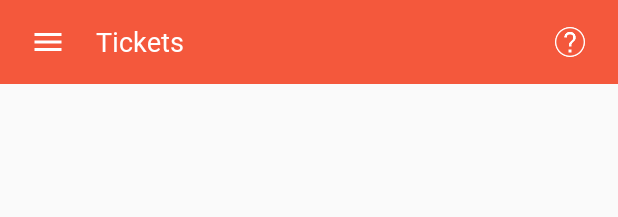
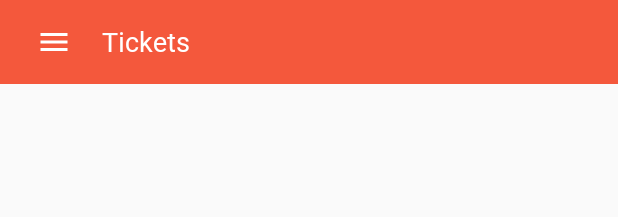
Before and after one commit to AnalogIO/Analog_Android, an Android app: the layout activity_tickets.xml on its own in the app's theme, with its tools: preview values and no code run, on a phone screen of 412 x 824 dp. Shown: the top 217 px of the screen. Run offline under Robolectric (Android 15) with nearby library versions, the phone set to English and light mode, and no system bars; network calls fail.

```diff
--- a/app/src/debug/res/values/links.xml
+++ b/app/src/debug/res/values/links.xml
@@ -1,4 +1,4 @@
 <?xml version="1.0" encoding="utf-8"?>
 <resources>
-    <string name="baseUrl">http://frederikjorgensen.dk/coffeecard/api/v1</string>
+    <string name="baseUrl">https://analogio.dk/beta/clippy/api/v1/</string>
 </resources>
--- a/app/src/main/java/dk/analog/digitalclipcard/backend/BackendService.kt
+++ b/app/src/main/java/dk/analog/digitalclipcard/backend/BackendService.kt
@@ -2,7 +2,9 @@ package dk.analog.digitalclipcard.backend
 
 import dk.analog.digitalclipcard.login.Login
 import dk.analog.digitalclipcard.login.LoginResponse
+import dk.analog.digitalclipcard.login.RegisterInfo
 import dk.analog.digitalclipcard.profile.AccountResponse
+import okhttp3.ResponseBody
 import retrofit2.Call
 import retrofit2.http.Body
 import retrofit2.http.GET
@@ -12,8 +14,8 @@ interface BackendService {
     @POST("account/login")
     fun login(@Body login: Login): Call<LoginResponse>
 
-    /*@POST("account/register")
-    fun registerUser(@Body user: Register): Call<MessageResponse>*/
+    @POST("account/register")
+    fun registerUser(@Body registerInfo: RegisterInfo): Call<ResponseBody>
 
     @GET("Account")
     fun getAccountDetails() : Call<AccountResponse>
--- a/app/src/main/java/dk/analog/digitalclipcard/login/LoginRepository.kt
+++ b/app/src/main/java/dk/analog/digitalclipcard/login/LoginRepository.kt
@@ -5,13 +5,19 @@ import dk.analog.digitalclipcard.backend.ApiResponse
 import dk.analog.digitalclipcard.backend.getBackendServiceInstance
 import dk.analog.digitalclipcard.backend.makeCall
 import dk.analog.digitalclipcard.base.BaseApplication
+import okhttp3.ResponseBody
 
 data class Login(val email: String, val password: String, val version: String = BuildConfig.VERSION_NAME)
 data class LoginResponse(val token: String)
+data class RegisterInfo(val email: String, val name: String, val pin: String, val programmeId: Int)
 
 object LoginRepository {
 
     fun login(email: String, pin: String, onResponse: (ApiResponse<LoginResponse>) -> Unit) {
         getBackendServiceInstance(BaseApplication.context).login(Login(email, pin)).makeCall { onResponse(it) }
     }
+
+    fun register(email: String, name: String, pin: String, onResponse: (ApiResponse<ResponseBody>) -> Unit) {
+        getBackendServiceInstance(BaseApplication.context).registerUser(RegisterInfo(email, name, pin, 0)).makeCall { onResponse(it) }
+    }
 }
--- a/app/src/main/java/dk/analog/digitalclipcard/ui/CustomToolbar.kt
+++ b/app/src/main/java/dk/analog/digitalclipcard/ui/CustomToolbar.kt
@@ -4,7 +4,6 @@ import android.content.Context
 import android.util.AttributeSet
 import android.view.View
 import android.widget.RelativeLayout
-import androidx.annotation.DrawableRes
 import dk.analog.digitalclipcard.R
 import kotlinx.android.synthetic.main.custom_toolbar.view.*
 
@@ -23,7 +22,6 @@ class CustomToolbar @JvmOverloads constructor(context: Context, attrs: Attribute
         ).apply {
             try {
                 setToolbarTitle(getString(R.styleable.CustomToolbar_toolbarTitle))
-                setIcon(getResourceId(R.styleable.CustomToolbar_toolbarIcon, 0))
                 setBackButtonIcon(getInteger(R.styleable.CustomToolbar_toolbarBackIconType, 0))
             } finally {
                 recycle()
@@ -35,10 +33,6 @@ class CustomToolbar @JvmOverloads constructor(context: Context, attrs: Attribute
         toolbarTitle.text = title
     }
 
-    fun setIcon(@DrawableRes iconResId: Int) {
-        toolbarIcon.setImageResource(iconResId)
-    }
-
     private fun setBackButtonIcon(integer: Int) {
         toolbarMenuIcon.setImageResource(when (integer) {
             BackButtonType.MENU.ordinal -> R.drawable.ic_menu
--- a/app/src/main/res/layout/activity_tickets.xml
+++ b/app/src/main/res/layout/activity_tickets.xml
@@ -9,7 +9,6 @@
         android:id="@+id/toolbar"
         android:layout_width="match_parent"
         android:layout_height="wrap_content"
-        app:toolbarTitle="@string/tickets"
-        app:toolbarIcon="@drawable/help"/>
+        app:toolbarTitle="@string/tickets"/>
 
 </RelativeLayout>
--- a/app/src/main/res/layout/custom_toolbar.xml
+++ b/app/src/main/res/layout/custom_toolbar.xml
@@ -1,10 +1,15 @@
 <?xml version="1.0" encoding="utf-8"?>
-<RelativeLayout xmlns:android="http://schemas.android.com/apk/res/android"
+<Toolbar xmlns:android="http://schemas.android.com/apk/res/android"
     xmlns:tools="http://schemas.android.com/tools"
+    android:id="@+id/toolbar"
     android:layout_width="match_parent"
     android:layout_height="?attr/actionBarSize"
     android:background="@color/colorAccent"
     android:elevation="2dp">
+
+    <RelativeLayout
+        android:layout_width="match_parent"
+        android:layout_height="match_parent">
 
         <ImageView
             android:id="@+id/toolbarMenuIcon"
@@ -12,7 +17,6 @@
             android:layout_height="wrap_content"
             android:layout_alignParentStart="true"
             android:layout_centerVertical="true"
-        android:layout_marginStart="12dp"
             android:padding="8dp"
             android:src="@drawable/ic_menu"
             tools:ignore="ContentDescription" />
@@ -23,24 +27,11 @@
             android:layout_height="wrap_content"
             android:layout_centerVertical="true"
             android:layout_marginStart="12dp"
-        android:layout_toStartOf="@+id/toolbarIcon"
             android:layout_toEndOf="@id/toolbarMenuIcon"
-        android:ellipsize="end"
-        android:singleLine="true"
             android:textAppearance="@style/LG"
             android:textColor="@color/colorPrimary"
             tools:text="Tickets" />
 
-    <ImageView
-        android:id="@+id/toolbarIcon"
-        android:layout_width="40dp"
-        android:layout_height="wrap_content"
-        android:layout_alignParentEnd="true"
-        android:layout_centerVertical="true"
-        android:layout_marginEnd="12dp"
-        android:padding="8dp"
-        android:tint="@color/colorPrimary"
-        tools:ignore="ContentDescription"
-        tools:src="@drawable/help" />
+    </RelativeLayout>
 
-</RelativeLayout>
+</Toolbar>
--- a/app/src/main/res/values/attrs.xml
+++ b/app/src/main/res/values/attrs.xml
@@ -2,7 +2,6 @@
 <resources>
     <declare-styleable name="CustomToolbar">
         <attr name="toolbarTitle" format="string" />
-        <attr name="toolbarIcon" format="reference" />
         <attr name="toolbarBackIconType" format="enum">
             <enum name="menu" value="0" />
             <enum name="back" value="1" />
--- a/app/src/main/res/values/links.xml
+++ b/app/src/main/res/values/links.xml
@@ -1,4 +1,4 @@
 <?xml version="1.0" encoding="utf-8"?>
 <resources>
-    <string name="baseUrl">https://analogio.dk/beta/clippy/api/v1</string>
+    <string name="baseUrl">https://analogio.dk/beta/clippy/api/v1/</string>
 </resources>
--- a/app/src/main/res/values/styles.xml
+++ b/app/src/main/res/values/styles.xml
@@ -1,7 +1,7 @@
 <resources>
 
     <!-- Base application theme. -->
-    <style name="AppTheme" parent="Theme.AppCompat.Light.DarkActionBar">
+    <style name="AppTheme" parent="Theme.AppCompat.Light.NoActionBar">
         <!-- Customize your theme here. -->
         <item name="colorPrimary">@color/colorPrimary</item>
         <item name="colorPrimaryDark">@color/colorPrimaryDark</item>
```
Also changed, not shown: app/src/main/java/dk/analog/digitalclipcard/register/RegisterActivity.kt (+38 -2 lines), app/src/main/java/dk/analog/digitalclipcard/utils/StringUtils.kt (+16 -0 lines), app/src/main/res/layout/activity_register.xml (+91 -2 lines). Lines whose indentation alone changed are shown as unchanged.
